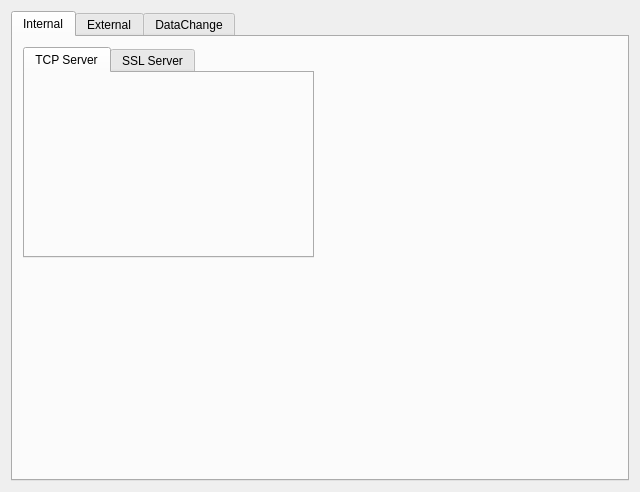
This is include/net/vhttpproxywidget.ui in gilgil1973/vdream90 as Qt 5 draws it before an edit. The edited form follows.
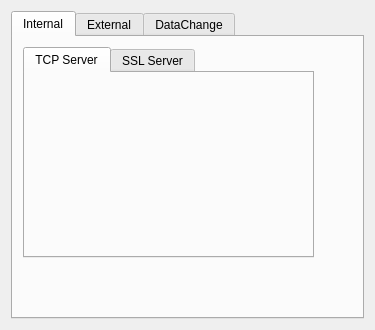
This is the edited form.

```diff
--- a/include/net/vhttpproxywidget.ui
+++ b/include/net/vhttpproxywidget.ui
@@ -6,8 +6,8 @@
    <rect>
     <x>0</x>
     <y>0</y>
-    <width>640</width>
-    <height>492</height>
+    <width>375</width>
+    <height>330</height>
    </rect>
   </property>
   <property name="windowTitle">
```
